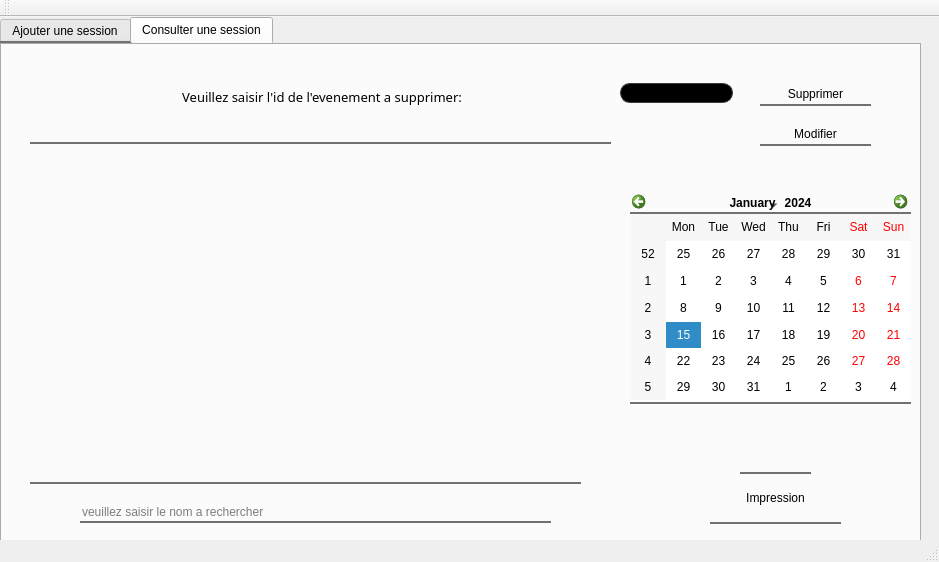
First picture: the form in mainwindow.ui, repository mohamedazizgallala/Smart_wedding_reception_2A8, before the edit.
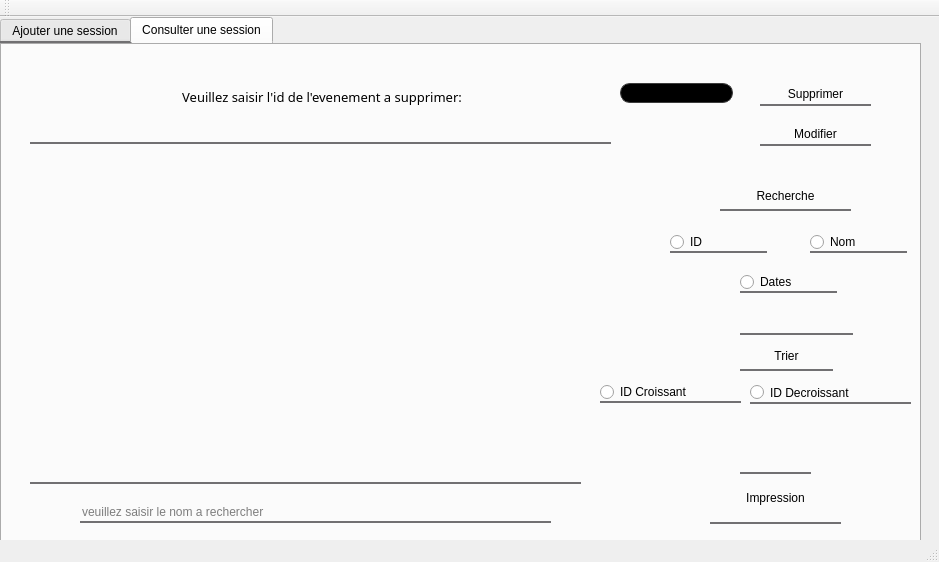
Second picture: the form after the edit. The open tabs and pages were chosen to show the change. Icons and pictures are not drawn.

The edit to the form file:
```diff
--- a/mainwindow.ui
+++ b/mainwindow.ui
@@ -2004,16 +2004,6 @@
          <string>Impression</string>
         </property>
        </widget>
-       <widget class="QCalendarWidget" name="calendarWidget">
-        <property name="geometry">
-         <rect>
-          <x>630</x>
-          <y>150</y>
-          <width>281</width>
-          <height>211</height>
-         </rect>
-        </property>
-       </widget>
        <widget class="QLabel" name="label_28">
         <property name="geometry">
          <rect>
@@ -2031,6 +2021,207 @@
          <string/>
         </property>
        </widget>
+       <widget class="QPushButton" name="recherchee">
+        <property name="geometry">
+         <rect>
+          <x>720</x>
+          <y>140</y>
+          <width>131</width>
+          <height>28</height>
+         </rect>
+        </property>
+        <property name="styleSheet">
+         <string notr="true">background: tranparent;
+font: italic 12pt &quot;Century Gothic&quot;;
+color: qconicalgradient(cx:0.5, cy:0.5, angle:0, stop:0 rgba(35, 40, 3, 255), stop:0.16 rgba(136, 106, 22, 255), stop:0.225 rgba(166, 140, 41, 255), stop:0.285 rgba(204, 181, 74, 255), stop:0.345 rgba(235, 219, 102, 255), stop:0.415 rgba(245, 236, 112, 255), stop:0.52 rgba(209, 190, 76, 255), stop:0.57 rgba(187, 156, 51, 255), stop:0.635 rgba(168, 142, 42, 255), stop:0.695 rgba(202, 174, 68, 255), stop:0.75 rgba(218, 202, 86, 255), stop:0.815 rgba(208, 187, 73, 255), stop:0.88 rgba(187, 156, 51, 255), stop:0.935 rgba(137, 108, 26, 255), stop:1 rgba(35, 40, 3, 255));
+border-bottom:2px solid#717072;
+border-color: qconicalgradient(cx:0.5, cy:0.5, angle:0, stop:0 rgba(35, 40, 3, 255), stop:0.16 rgba(136, 106, 22, 255), stop:0.225 rgba(166, 140, 41, 255), stop:0.285 rgba(204, 181, 74, 255), stop:0.345 rgba(235, 219, 102, 255), stop:0.415 rgba(245, 236, 112, 255), stop:0.52 rgba(209, 190, 76, 255), stop:0.57 rgba(187, 156, 51, 255), stop:0.635 rgba(168, 142, 42, 255), stop:0.695 rgba(202, 174, 68, 255), stop:0.75 rgba(218, 202, 86, 255), stop:0.815 rgba(208, 187, 73, 255), stop:0.88 rgba(187, 156, 51, 255), stop:0.935 rgba(137, 108, 26, 255), stop:1 rgba(35, 40, 3, 255));
+background-color: rgb(255, 212, 250);
+
+border-radius:15px;}
+QPushButton:hover{
+	
+	background-color: rgb(234, 78, 117);</string>
+        </property>
+        <property name="text">
+         <string>Recherche</string>
+        </property>
+       </widget>
+       <widget class="QRadioButton" name="ridd">
+        <property name="geometry">
+         <rect>
+          <x>670</x>
+          <y>190</y>
+          <width>97</width>
+          <height>20</height>
+         </rect>
+        </property>
+        <property name="styleSheet">
+         <string notr="true">background: tranparent;
+font: italic 12pt &quot;Century Gothic&quot;;
+color: qconicalgradient(cx:0.5, cy:0.5, angle:0, stop:0 rgba(35, 40, 3, 255), stop:0.16 rgba(136, 106, 22, 255), stop:0.225 rgba(166, 140, 41, 255), stop:0.285 rgba(204, 181, 74, 255), stop:0.345 rgba(235, 219, 102, 255), stop:0.415 rgba(245, 236, 112, 255), stop:0.52 rgba(209, 190, 76, 255), stop:0.57 rgba(187, 156, 51, 255), stop:0.635 rgba(168, 142, 42, 255), stop:0.695 rgba(202, 174, 68, 255), stop:0.75 rgba(218, 202, 86, 255), stop:0.815 rgba(208, 187, 73, 255), stop:0.88 rgba(187, 156, 51, 255), stop:0.935 rgba(137, 108, 26, 255), stop:1 rgba(35, 40, 3, 255));
+border-bottom:2px solid#717072;
+border-color: qconicalgradient(cx:0.5, cy:0.5, angle:0, stop:0 rgba(35, 40, 3, 255), stop:0.16 rgba(136, 106, 22, 255), stop:0.225 rgba(166, 140, 41, 255), stop:0.285 rgba(204, 181, 74, 255), stop:0.345 rgba(235, 219, 102, 255), stop:0.415 rgba(245, 236, 112, 255), stop:0.52 rgba(209, 190, 76, 255), stop:0.57 rgba(187, 156, 51, 255), stop:0.635 rgba(168, 142, 42, 255), stop:0.695 rgba(202, 174, 68, 255), stop:0.75 rgba(218, 202, 86, 255), stop:0.815 rgba(208, 187, 73, 255), stop:0.88 rgba(187, 156, 51, 255), stop:0.935 rgba(137, 108, 26, 255), stop:1 rgba(35, 40, 3, 255));
+background-color: rgb(255, 212, 250);
+
+border-radius:15px;}
+QPushButton:hover{
+	
+	background-color: rgb(234, 78, 117);</string>
+        </property>
+        <property name="text">
+         <string>ID</string>
+        </property>
+       </widget>
+       <widget class="QRadioButton" name="nomm">
+        <property name="geometry">
+         <rect>
+          <x>810</x>
+          <y>190</y>
+          <width>97</width>
+          <height>20</height>
+         </rect>
+        </property>
+        <property name="styleSheet">
+         <string notr="true">background: tranparent;
+font: italic 12pt &quot;Century Gothic&quot;;
+color: qconicalgradient(cx:0.5, cy:0.5, angle:0, stop:0 rgba(35, 40, 3, 255), stop:0.16 rgba(136, 106, 22, 255), stop:0.225 rgba(166, 140, 41, 255), stop:0.285 rgba(204, 181, 74, 255), stop:0.345 rgba(235, 219, 102, 255), stop:0.415 rgba(245, 236, 112, 255), stop:0.52 rgba(209, 190, 76, 255), stop:0.57 rgba(187, 156, 51, 255), stop:0.635 rgba(168, 142, 42, 255), stop:0.695 rgba(202, 174, 68, 255), stop:0.75 rgba(218, 202, 86, 255), stop:0.815 rgba(208, 187, 73, 255), stop:0.88 rgba(187, 156, 51, 255), stop:0.935 rgba(137, 108, 26, 255), stop:1 rgba(35, 40, 3, 255));
+border-bottom:2px solid#717072;
+border-color: qconicalgradient(cx:0.5, cy:0.5, angle:0, stop:0 rgba(35, 40, 3, 255), stop:0.16 rgba(136, 106, 22, 255), stop:0.225 rgba(166, 140, 41, 255), stop:0.285 rgba(204, 181, 74, 255), stop:0.345 rgba(235, 219, 102, 255), stop:0.415 rgba(245, 236, 112, 255), stop:0.52 rgba(209, 190, 76, 255), stop:0.57 rgba(187, 156, 51, 255), stop:0.635 rgba(168, 142, 42, 255), stop:0.695 rgba(202, 174, 68, 255), stop:0.75 rgba(218, 202, 86, 255), stop:0.815 rgba(208, 187, 73, 255), stop:0.88 rgba(187, 156, 51, 255), stop:0.935 rgba(137, 108, 26, 255), stop:1 rgba(35, 40, 3, 255));
+background-color: rgb(255, 212, 250);
+
+border-radius:15px;}
+QPushButton:hover{
+	
+	background-color: rgb(234, 78, 117);</string>
+        </property>
+        <property name="text">
+         <string>Nom</string>
+        </property>
+       </widget>
+       <widget class="QRadioButton" name="datess">
+        <property name="geometry">
+         <rect>
+          <x>740</x>
+          <y>230</y>
+          <width>97</width>
+          <height>20</height>
+         </rect>
+        </property>
+        <property name="styleSheet">
+         <string notr="true">background: tranparent;
+font: italic 12pt &quot;Century Gothic&quot;;
+color: qconicalgradient(cx:0.5, cy:0.5, angle:0, stop:0 rgba(35, 40, 3, 255), stop:0.16 rgba(136, 106, 22, 255), stop:0.225 rgba(166, 140, 41, 255), stop:0.285 rgba(204, 181, 74, 255), stop:0.345 rgba(235, 219, 102, 255), stop:0.415 rgba(245, 236, 112, 255), stop:0.52 rgba(209, 190, 76, 255), stop:0.57 rgba(187, 156, 51, 255), stop:0.635 rgba(168, 142, 42, 255), stop:0.695 rgba(202, 174, 68, 255), stop:0.75 rgba(218, 202, 86, 255), stop:0.815 rgba(208, 187, 73, 255), stop:0.88 rgba(187, 156, 51, 255), stop:0.935 rgba(137, 108, 26, 255), stop:1 rgba(35, 40, 3, 255));
+border-bottom:2px solid#717072;
+border-color: qconicalgradient(cx:0.5, cy:0.5, angle:0, stop:0 rgba(35, 40, 3, 255), stop:0.16 rgba(136, 106, 22, 255), stop:0.225 rgba(166, 140, 41, 255), stop:0.285 rgba(204, 181, 74, 255), stop:0.345 rgba(235, 219, 102, 255), stop:0.415 rgba(245, 236, 112, 255), stop:0.52 rgba(209, 190, 76, 255), stop:0.57 rgba(187, 156, 51, 255), stop:0.635 rgba(168, 142, 42, 255), stop:0.695 rgba(202, 174, 68, 255), stop:0.75 rgba(218, 202, 86, 255), stop:0.815 rgba(208, 187, 73, 255), stop:0.88 rgba(187, 156, 51, 255), stop:0.935 rgba(137, 108, 26, 255), stop:1 rgba(35, 40, 3, 255));
+background-color: rgb(255, 212, 250);
+
+border-radius:15px;}
+QPushButton:hover{
+	
+	background-color: rgb(234, 78, 117);</string>
+        </property>
+        <property name="text">
+         <string>Dates</string>
+        </property>
+       </widget>
+       <widget class="QLineEdit" name="ra">
+        <property name="geometry">
+         <rect>
+          <x>740</x>
+          <y>270</y>
+          <width>113</width>
+          <height>22</height>
+         </rect>
+        </property>
+        <property name="styleSheet">
+         <string notr="true">color: rgb(0, 0, 0);
+font: 75 10pt &quot;Century Gothic&quot;;
+background:transparent;
+border:none;
+
+border-bottom:2px solid#717072;
+</string>
+        </property>
+       </widget>
+       <widget class="QPushButton" name="trii">
+        <property name="geometry">
+         <rect>
+          <x>740</x>
+          <y>300</y>
+          <width>93</width>
+          <height>28</height>
+         </rect>
+        </property>
+        <property name="styleSheet">
+         <string notr="true">background: tranparent;
+font: italic 12pt &quot;Century Gothic&quot;;
+color: qconicalgradient(cx:0.5, cy:0.5, angle:0, stop:0 rgba(35, 40, 3, 255), stop:0.16 rgba(136, 106, 22, 255), stop:0.225 rgba(166, 140, 41, 255), stop:0.285 rgba(204, 181, 74, 255), stop:0.345 rgba(235, 219, 102, 255), stop:0.415 rgba(245, 236, 112, 255), stop:0.52 rgba(209, 190, 76, 255), stop:0.57 rgba(187, 156, 51, 255), stop:0.635 rgba(168, 142, 42, 255), stop:0.695 rgba(202, 174, 68, 255), stop:0.75 rgba(218, 202, 86, 255), stop:0.815 rgba(208, 187, 73, 255), stop:0.88 rgba(187, 156, 51, 255), stop:0.935 rgba(137, 108, 26, 255), stop:1 rgba(35, 40, 3, 255));
+border-bottom:2px solid#717072;
+border-color: qconicalgradient(cx:0.5, cy:0.5, angle:0, stop:0 rgba(35, 40, 3, 255), stop:0.16 rgba(136, 106, 22, 255), stop:0.225 rgba(166, 140, 41, 255), stop:0.285 rgba(204, 181, 74, 255), stop:0.345 rgba(235, 219, 102, 255), stop:0.415 rgba(245, 236, 112, 255), stop:0.52 rgba(209, 190, 76, 255), stop:0.57 rgba(187, 156, 51, 255), stop:0.635 rgba(168, 142, 42, 255), stop:0.695 rgba(202, 174, 68, 255), stop:0.75 rgba(218, 202, 86, 255), stop:0.815 rgba(208, 187, 73, 255), stop:0.88 rgba(187, 156, 51, 255), stop:0.935 rgba(137, 108, 26, 255), stop:1 rgba(35, 40, 3, 255));
+background-color: rgb(255, 212, 250);
+
+border-radius:15px;}
+QPushButton:hover{
+	
+	background-color: rgb(234, 78, 117);</string>
+        </property>
+        <property name="text">
+         <string>Trier</string>
+        </property>
+       </widget>
+       <widget class="QRadioButton" name="radioButton">
+        <property name="geometry">
+         <rect>
+          <x>600</x>
+          <y>340</y>
+          <width>141</width>
+          <height>20</height>
+         </rect>
+        </property>
+        <property name="styleSheet">
+         <string notr="true">background: tranparent;
+font: italic 12pt &quot;Century Gothic&quot;;
+color: qconicalgradient(cx:0.5, cy:0.5, angle:0, stop:0 rgba(35, 40, 3, 255), stop:0.16 rgba(136, 106, 22, 255), stop:0.225 rgba(166, 140, 41, 255), stop:0.285 rgba(204, 181, 74, 255), stop:0.345 rgba(235, 219, 102, 255), stop:0.415 rgba(245, 236, 112, 255), stop:0.52 rgba(209, 190, 76, 255), stop:0.57 rgba(187, 156, 51, 255), stop:0.635 rgba(168, 142, 42, 255), stop:0.695 rgba(202, 174, 68, 255), stop:0.75 rgba(218, 202, 86, 255), stop:0.815 rgba(208, 187, 73, 255), stop:0.88 rgba(187, 156, 51, 255), stop:0.935 rgba(137, 108, 26, 255), stop:1 rgba(35, 40, 3, 255));
+border-bottom:2px solid#717072;
+border-color: qconicalgradient(cx:0.5, cy:0.5, angle:0, stop:0 rgba(35, 40, 3, 255), stop:0.16 rgba(136, 106, 22, 255), stop:0.225 rgba(166, 140, 41, 255), stop:0.285 rgba(204, 181, 74, 255), stop:0.345 rgba(235, 219, 102, 255), stop:0.415 rgba(245, 236, 112, 255), stop:0.52 rgba(209, 190, 76, 255), stop:0.57 rgba(187, 156, 51, 255), stop:0.635 rgba(168, 142, 42, 255), stop:0.695 rgba(202, 174, 68, 255), stop:0.75 rgba(218, 202, 86, 255), stop:0.815 rgba(208, 187, 73, 255), stop:0.88 rgba(187, 156, 51, 255), stop:0.935 rgba(137, 108, 26, 255), stop:1 rgba(35, 40, 3, 255));
+background-color: rgb(255, 212, 250);
+
+border-radius:15px;}
+QPushButton:hover{
+	
+	background-color: rgb(234, 78, 117);</string>
+        </property>
+        <property name="text">
+         <string>ID Croissant</string>
+        </property>
+       </widget>
+       <widget class="QRadioButton" name="radioButton_2">
+        <property name="geometry">
+         <rect>
+          <x>750</x>
+          <y>340</y>
+          <width>161</width>
+          <height>21</height>
+         </rect>
+        </property>
+        <property name="styleSheet">
+         <string notr="true">background: tranparent;
+font: italic 12pt &quot;Century Gothic&quot;;
+color: qconicalgradient(cx:0.5, cy:0.5, angle:0, stop:0 rgba(35, 40, 3, 255), stop:0.16 rgba(136, 106, 22, 255), stop:0.225 rgba(166, 140, 41, 255), stop:0.285 rgba(204, 181, 74, 255), stop:0.345 rgba(235, 219, 102, 255), stop:0.415 rgba(245, 236, 112, 255), stop:0.52 rgba(209, 190, 76, 255), stop:0.57 rgba(187, 156, 51, 255), stop:0.635 rgba(168, 142, 42, 255), stop:0.695 rgba(202, 174, 68, 255), stop:0.75 rgba(218, 202, 86, 255), stop:0.815 rgba(208, 187, 73, 255), stop:0.88 rgba(187, 156, 51, 255), stop:0.935 rgba(137, 108, 26, 255), stop:1 rgba(35, 40, 3, 255));
+border-bottom:2px solid#717072;
+border-color: qconicalgradient(cx:0.5, cy:0.5, angle:0, stop:0 rgba(35, 40, 3, 255), stop:0.16 rgba(136, 106, 22, 255), stop:0.225 rgba(166, 140, 41, 255), stop:0.285 rgba(204, 181, 74, 255), stop:0.345 rgba(235, 219, 102, 255), stop:0.415 rgba(245, 236, 112, 255), stop:0.52 rgba(209, 190, 76, 255), stop:0.57 rgba(187, 156, 51, 255), stop:0.635 rgba(168, 142, 42, 255), stop:0.695 rgba(202, 174, 68, 255), stop:0.75 rgba(218, 202, 86, 255), stop:0.815 rgba(208, 187, 73, 255), stop:0.88 rgba(187, 156, 51, 255), stop:0.935 rgba(137, 108, 26, 255), stop:1 rgba(35, 40, 3, 255));
+background-color: rgb(255, 212, 250);
+
+border-radius:15px;}
+QPushButton:hover{
+	
+	background-color: rgb(234, 78, 117);</string>
+        </property>
+        <property name="text">
+         <string>ID Decroissant</string>
+        </property>
+       </widget>
       </widget>
      </widget>
     </widget>
```
Left out of the diff: 2 changed lines with no effect on the pictures.
